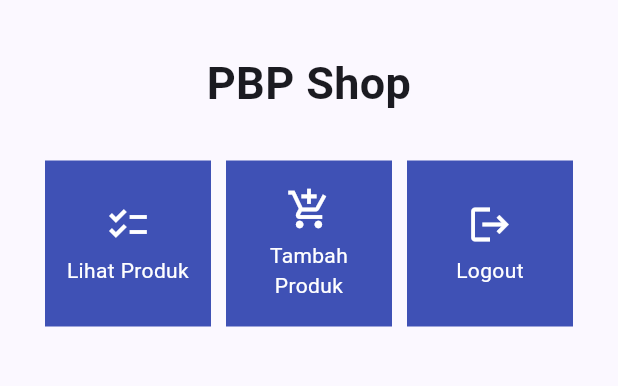
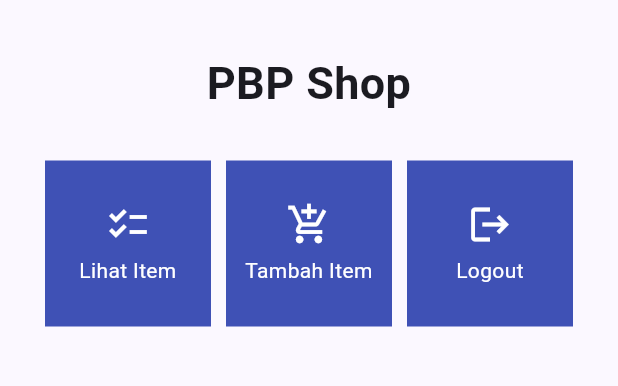
Before and after one commit to nandapratama21/inventorypower-mobile, a Flutter app: the screen it shows after launch, on a phone screen of 412 x 824 dp, the part 63-449 px from its top. Run offline on Flutter 3.47's test engine with Material 3 defaults, Android fonts, the phone set to English and light mode, and no system bars.

Commit message:
TUGAS 7 SELESAI

```diff
--- a/lib/menu.dart
+++ b/lib/menu.dart
@@ -4,8 +4,8 @@ class MyHomePage extends StatelessWidget {
   MyHomePage({Key? key}) : super(key: key);
 
   final List<ShopItem> items = [
-    ShopItem("Lihat Produk", Icons.checklist),
-    ShopItem("Tambah Produk", Icons.add_shopping_cart),
+    ShopItem("Lihat Item", Icons.checklist),
+    ShopItem("Tambah Item", Icons.add_shopping_cart),
     ShopItem("Logout", Icons.logout),
   ];
 
```
Also changed, not shown: 1 other file.
